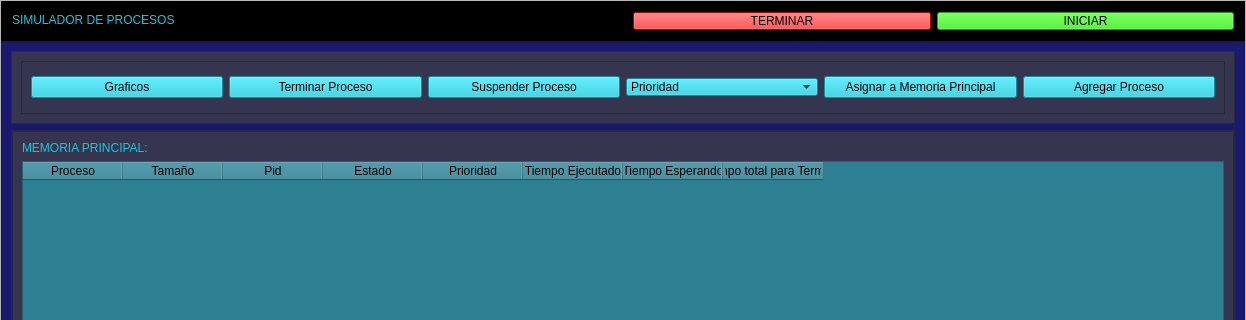
First picture: the form in view/view.ui, repository JesusAbarcaRodriguez/process-simulator, before the edit; both pictures show x 0 to 1246 and y 0 to 320 of the 1246 by 722 pixel window.
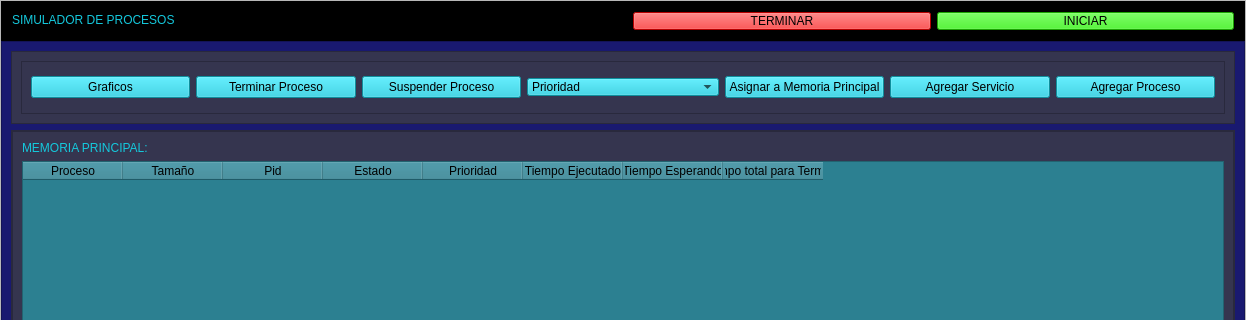
Second picture: the form after the edit.

```diff
--- a/view/view.ui
+++ b/view/view.ui
@@ -262,6 +262,16 @@
                   </property>
                  </widget>
                 </item>
+                <item>
+                 <widget class="QPushButton" name="btn_service">
+                  <property name="styleSheet">
+                   <string notr="true">background-color: rgb(20, 200, 220);</string>
+                  </property>
+                  <property name="text">
+                   <string>Agregar Servicio</string>
+                  </property>
+                 </widget>
+                </item>
                 <item>
                  <widget class="QPushButton" name="btn_add_process">
                   <property name="styleSheet">
```
